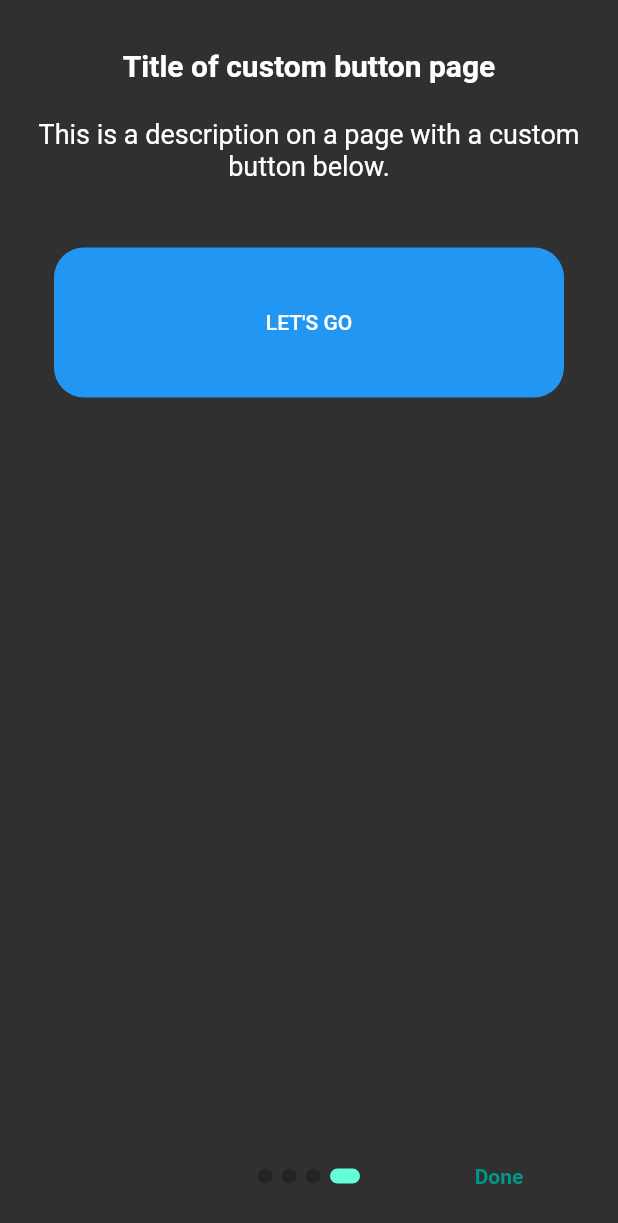
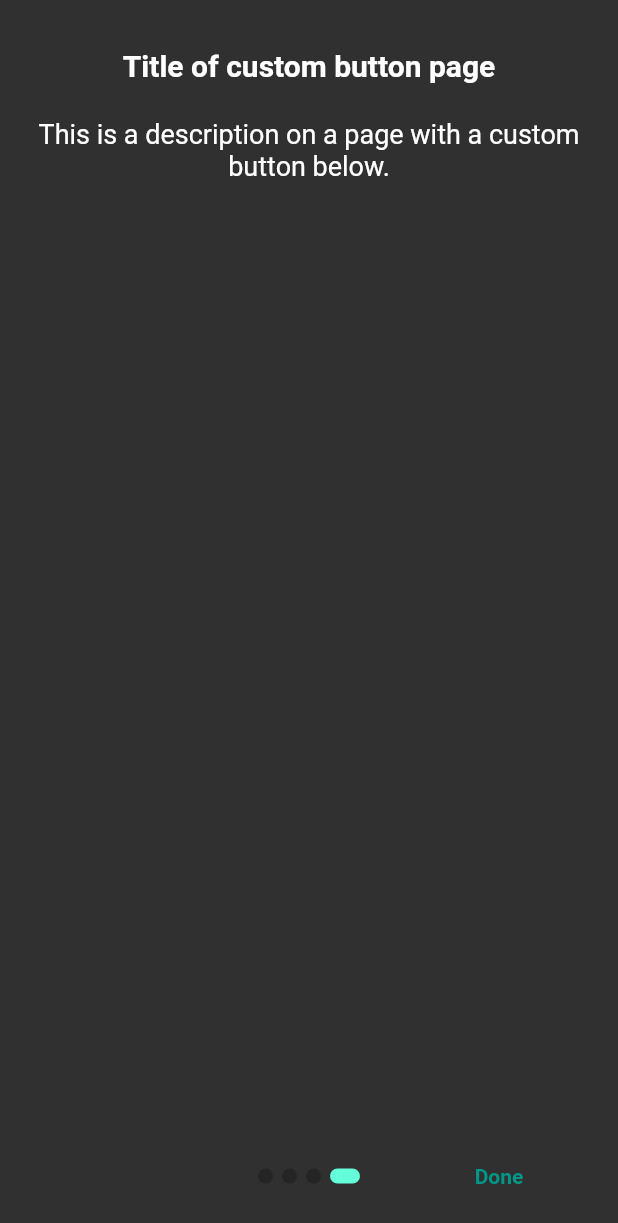
Before and after one commit to ahmad-marouf/image-captioning, a Flutter app: the screen it shows after launch, swiped to page 4, on a phone screen of 412 x 824 dp. Shown: the top 1223 px of the screen. Run offline on Flutter 3.47's test engine with Material 2 defaults, Android fonts, the phone set to English and light mode, and no system bars; drawn by our look-alikes of introduction_screen; our stand-ins replace after_layout, camera, connectivity_plus, flutter_easyloading, flutter_tts, image_picker and 4 more; missing offline and left inert: android_flutter_wifi, gesture_zoom_box, gps_connectivity, loading_animations, network_info_plus, open_settings and 2 more; network calls fail.

Commit message:
removed extra button

```diff
--- a/image_captioning/lib/IntroScreen.dart
+++ b/image_captioning/lib/IntroScreen.dart
@@ -47,11 +47,7 @@ class _IntroScreenState extends State<IntroScreen> {
       body: "This is a description on a page with a custom button below.",
       footer: Padding(
         padding: EdgeInsets.all(20),
-        child: defaultButton(
-          height: 100,
-            text: 'let\'s go',
-            function: (){}
-        ),
+        child: SizedBox(),
       ),
     )];
 
--- a/image_captioning/pubspec.yaml
+++ b/image_captioning/pubspec.yaml
@@ -28,6 +28,7 @@ environment:
 # the latest version available on pub.dev. To see which dependencies have newer
 # versions available, run `flutter pub outdated`.
 dependencies:
+  flutter_glow: ^0.3.0
   flutter_tts: ^3.6.3
   flutter:
     sdk: flutter
```
Also changed, not shown: image_captioning/pubspec.lock.
